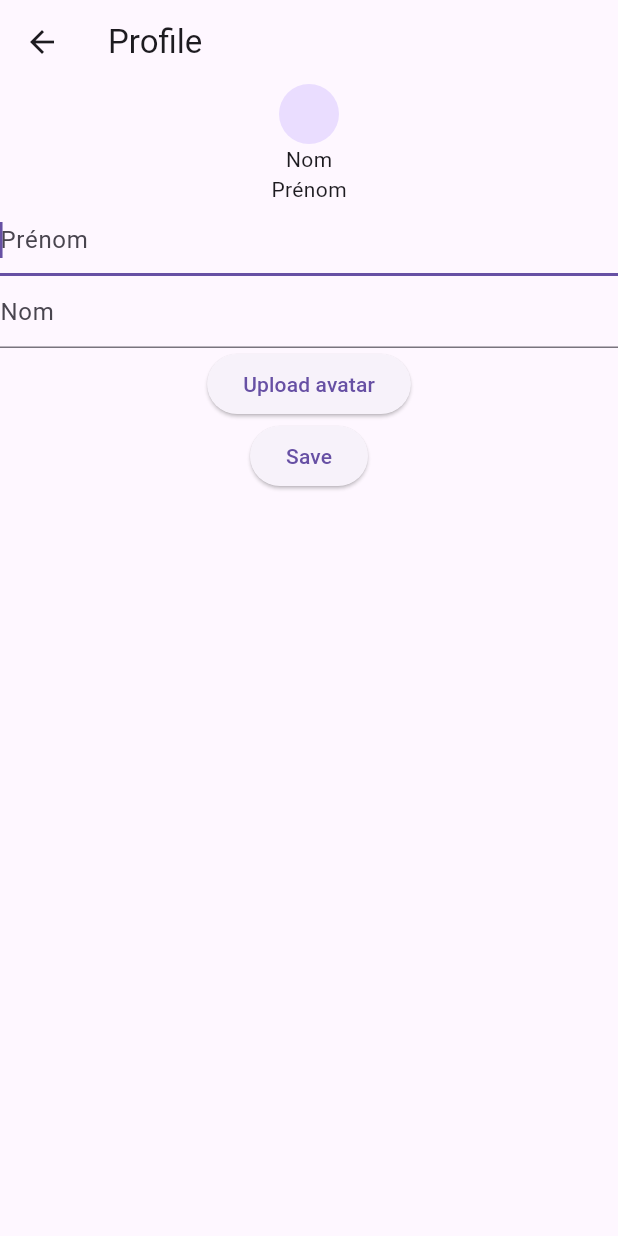
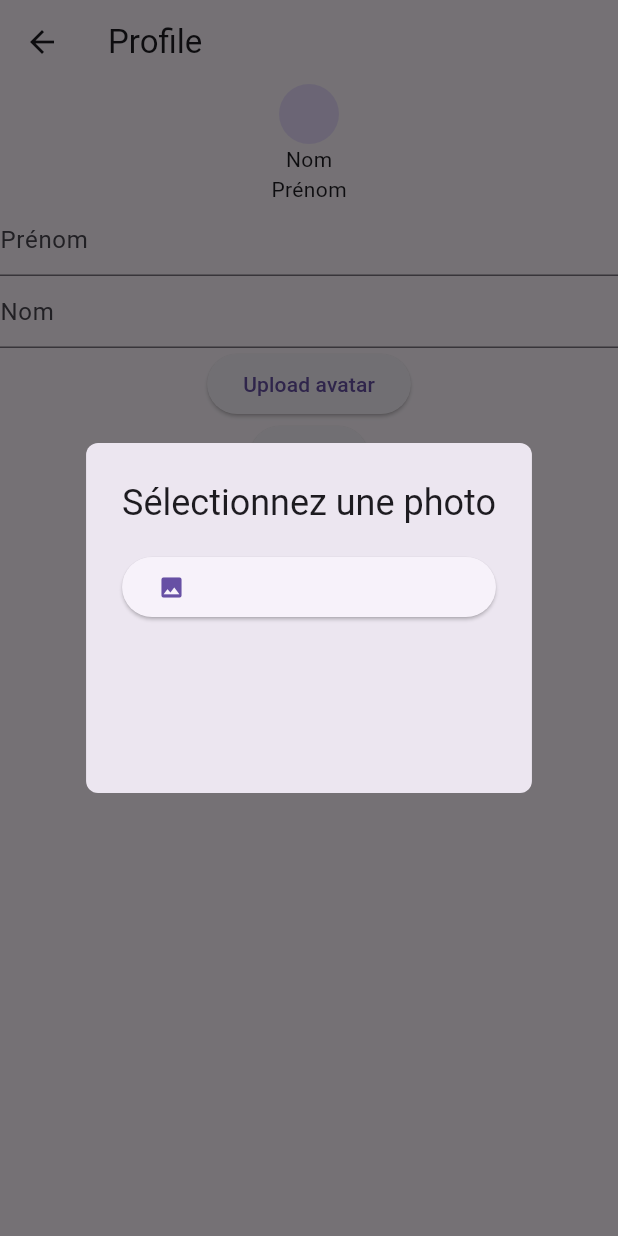
Before and after one commit to VentoAureo230/trackingboxer, a Flutter app: the ProfilePage screen opened directly, after a tap on "Upload avatar", on a phone screen of 412 x 824 dp. Run offline on Flutter 3.47's test engine with Material 3 defaults, Android fonts, the phone set to English and light mode, and no system bars; our stand-ins replace camera, image_picker, sqflite; accounts and stored records are empty.

Commit message:
uploader

```diff
--- a/mobile/lib/pages/profile/profile_page.dart
+++ b/mobile/lib/pages/profile/profile_page.dart
@@ -1,14 +1,65 @@
 import 'package:flutter/material.dart';
+import 'package:image_picker/image_picker.dart';
 import 'package:sqflite/sqflite.dart';
 import 'package:path/path.dart';
 
+
 import '../../models/user.dart';
 
-class ProfilePage extends StatelessWidget {
+class ProfilePage extends StatefulWidget {
   ProfilePage({super.key});
 
+  @override
+  State<ProfilePage> createState() => _ProfilePageState();
+}
+
+class _ProfilePageState extends State<ProfilePage> {
   final TextEditingController firstNameController = TextEditingController();
+
   final TextEditingController lastNameController = TextEditingController();
+
+  XFile? image;
+
+  final ImagePicker picker = ImagePicker();
+
+  Future getImage(ImageSource media) async {
+    var img = await picker.pickImage(source: media);
+
+    setState(() {
+      image = img;
+    });
+  }
+
+  void myAlert(BuildContext context) {
+    showDialog(
+        context: context,
+        builder: (BuildContext context) {
+          return AlertDialog(
+            shape:
+                RoundedRectangleBorder(borderRadius: BorderRadius.circular(8)),
+            title: const Text('Sélectionnez une photo'),
+            content: SizedBox(
+              height: MediaQuery.of(context).size.height / 6,
+              child: Column(
+                children: [
+                  ElevatedButton(
+                    onPressed: () {
+                      Navigator.pop(context);
+                      getImage(ImageSource.gallery);
+                    },
+                    child: const Row(
+                      children: [
+                        Icon(Icons.image),
+                      ],
+                    ),
+                  ),
+                ],
+              ),
+            ),
+          );
+        });
+  }
+
   @override
   Widget build(BuildContext context) {
     return Scaffold(
@@ -21,8 +72,6 @@ class ProfilePage extends StatelessWidget {
             CircleAvatar(),
             Text('Nom'),
             Text('Prénom'),
-
-
             TextField(
               controller: firstNameController,
               autofocus: true,
@@ -37,8 +86,8 @@ class ProfilePage extends StatelessWidget {
               ),
             ),
             ElevatedButton(onPressed: () {
-
-            }, child: Text('Upload avatar')),
+              myAlert(context);
+            }, child: const Text('Upload avatar')),
 
             ElevatedButton(onPressed: () async {
               await _saveToDataBase(firstNameController, lastNameController);
```
Also changed, not shown: 2 other files.
